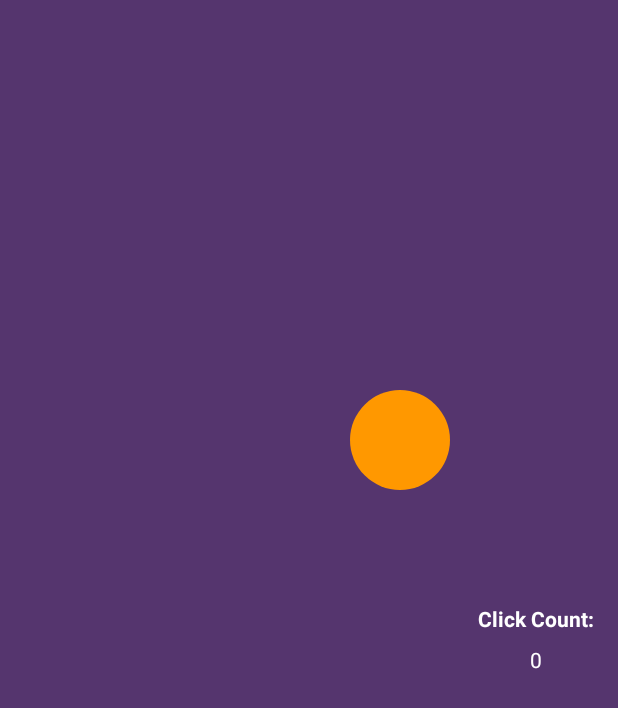
After one commit to zeynalnicat/ball_bounce_game, an Android app: the fragment TouchToBounceFragment placed in its activity, on a phone screen of 412 x 824 dp. The commit adds this screen. Shown: the top 708 px of the screen. Run offline under Robolectric (Android 15) with nearby library versions, the phone set to English and light mode, and no system bars; our stand-ins replace Dagger/Hilt's generated code; libraries missing offline, so code that uses them is left out: com.github.terrakok.cicerone; 2 statements that could not run were skipped.

Commit message:
new game mode: touch to bounce the ball

```diff
--- a/app/src/main/java/com/example/canvasexample/components/PlayLayouts.kt
+++ b/app/src/main/java/com/example/canvasexample/components/PlayLayouts.kt
@@ -79,7 +79,7 @@ class PlayLayouts(context: Context, attributeSet: AttributeSet? = null) :
 
         if (ballX +  viewModel.state.value.ballRadius + 2 * viewModel.state.value.velocityX in (startX - 40f..endX - 40f) && ballY +  viewModel.state.value.ballRadius + 2 * viewModel.state.value.velocityY <= paddleY + paddlePaint.strokeWidth - 70f) {
             viewModel.onIntent(CoreIntent.OnChangeVelocityY)
-            ballY = paddleY + paddlePaint.strokeWidth + 1
+            ballY = (paddleY + paddlePaint.strokeWidth + 1)
             viewModel.onIntent(CoreIntent.RaiseScore)
 
         }
--- /dev/null
+++ b/app/src/main/java/com/example/canvasexample/components/TouchToBounceLayout.kt
@@ -0,0 +1,84 @@
+package com.example.canvasexample.components
+
+import android.content.Context
+import android.graphics.Canvas
+import android.graphics.Paint
+import android.util.AttributeSet
+import android.view.MotionEvent
+import android.view.View
+import com.example.canvasexample.R
+import com.example.canvasexample.root.MApplication
+import com.example.canvasexample.ui.touch_ball.TouchBallIntent
+import com.example.canvasexample.ui.touch_ball.TouchBallViewModel
+import javax.inject.Inject
+
+class TouchToBounceLayout(context: Context, attributeSet: AttributeSet) :
+    View(context, attributeSet) {
+
+
+    @Inject
+    lateinit var viewModel: TouchBallViewModel
+
+
+    fun onCreate(application: MApplication) {
+        application.appComponent.inject(this)
+    }
+
+    private val mPaint = Paint().apply {
+        color = resources.getColor(R.color.stopwatch)
+        style = Paint.Style.FILL
+        isAntiAlias = true
+    }
+
+    private val ballRadius = 50f
+    private val ballX = 400f
+
+    private var fallVelocityY = 10f
+    private var clickVelocityY = 100f
+
+
+    private var viewY = 0
+
+    override fun onDraw(canvas: Canvas) {
+        super.onDraw(canvas)
+
+        viewModel.onIntent(TouchBallIntent.OnIncreaseVelocity(fallVelocityY))
+
+        if (viewModel.state.value.ballY + ballRadius >= viewY - 40f) {
+
+            viewModel.onIntent(TouchBallIntent.OnFail)
+        }
+
+        if (viewModel.state.value.ballY + ballRadius <= 0) {
+            viewModel.onIntent(TouchBallIntent.OnWin)
+        }
+
+
+        canvas.drawCircle(ballX, viewModel.state.value.ballY, ballRadius, mPaint)
+
+        postInvalidateOnAnimation()
+    }
+
+    override fun onSizeChanged(w: Int, h: Int, oldw: Int, oldh: Int) {
+        super.onSizeChanged(w, h, oldw, oldh)
+        viewY = h
+    }
+
+    override fun onTouchEvent(event: MotionEvent?): Boolean {
+        when (event?.action) {
+            MotionEvent.ACTION_UP -> {
+                if (viewModel.state.value.clickCounter % 10 == 0) {
+                    clickVelocityY + 15f
+                }
+                viewModel.onIntent(TouchBallIntent.OnDecreaseVelocity(clickVelocityY))
+                invalidate()
+            }
+
+            MotionEvent.ACTION_DOWN -> {
+                viewModel.onIntent(TouchBallIntent.OnIncreaseClickCount)
+            }
+        }
+        return true
+
+    }
+}
--- a/app/src/main/java/com/example/canvasexample/di/AppComponent.kt
+++ b/app/src/main/java/com/example/canvasexample/di/AppComponent.kt
@@ -2,9 +2,11 @@ package com.example.canvasexample.di
 
 import com.example.canvasexample.MainActivity
 import com.example.canvasexample.components.PlayLayouts
+import com.example.canvasexample.components.TouchToBounceLayout
 import com.example.canvasexample.ui.menu.MenuFragment
 import com.example.canvasexample.ui.play.PlayFragment
 import com.example.canvasexample.ui.result.ResultFragment
+import com.example.canvasexample.ui.touch_ball.TouchToBounceFragment
 import dagger.Component
 import javax.inject.Singleton
 
@@ -17,4 +19,6 @@ interface AppComponent {
     fun inject(menuFragment: MenuFragment)
     fun inject(playLayouts: PlayLayouts)
     fun inject(resultFragment: ResultFragment)
+    fun inject(touchBallFragment: TouchToBounceFragment)
+    fun inject(touchToBounceLayout: TouchToBounceLayout)
 }
--- a/app/src/main/java/com/example/canvasexample/di/ViewModelModule.kt
+++ b/app/src/main/java/com/example/canvasexample/di/ViewModelModule.kt
@@ -3,6 +3,7 @@ package com.example.canvasexample.di
 import com.example.canvasexample.ui.menu.MenuViewModel
 import com.example.canvasexample.ui.play.PlayViewModel
 import com.example.canvasexample.ui.shared.CoreViewModel
+import com.example.canvasexample.ui.touch_ball.TouchBallViewModel
 import com.github.terrakok.cicerone.Router
 import dagger.Module
 import dagger.Provides
@@ -24,4 +25,8 @@ class ViewModelModule {
     @Singleton
     @Provides
     fun provideCoreViewModel(router: Router): CoreViewModel = CoreViewModel(router)
+
+    @Singleton
+    @Provides
+    fun provideTouchBallViewModel(router: Router): TouchBallViewModel = TouchBallViewModel(router)
 }
--- a/app/src/main/java/com/example/canvasexample/navigation/Screens.kt
+++ b/app/src/main/java/com/example/canvasexample/navigation/Screens.kt
@@ -1,5 +1,6 @@
 package com.example.canvasexample.navigation
 
+import com.example.canvasexample.ui.touch_ball.TouchToBounceFragment
 import com.example.canvasexample.ui.menu.MenuFragment
 import com.example.canvasexample.ui.play.PlayFragment
 import com.example.canvasexample.ui.result.ResultFragment
@@ -10,4 +11,5 @@ object Screens {
     fun PlayScreen() = FragmentScreen { PlayFragment() }
     fun MenuScreen() = FragmentScreen { MenuFragment() }
     fun ResultScreen() = FragmentScreen { ResultFragment() }
+    fun BounceBallScreen() = FragmentScreen { TouchToBounceFragment() }
 }
--- a/app/src/main/java/com/example/canvasexample/ui/menu/MenuFragment.kt
+++ b/app/src/main/java/com/example/canvasexample/ui/menu/MenuFragment.kt
@@ -49,6 +49,10 @@ class MenuFragment : Fragment() {
             coreViewModel.onIntent(CoreIntent.OnSetDifficulty(Difficulty.HARD))
             viewModel.onIntent(MenuIntent.OnNavigateToPlay)
         }
+
+        binding.btnTouchToBall.setOnClickListener {
+            viewModel.onIntent(MenuIntent.OnNavigateToBounceBall)
+        }
         return binding.root
     }
 
--- a/app/src/main/java/com/example/canvasexample/ui/menu/MenuIntent.kt
+++ b/app/src/main/java/com/example/canvasexample/ui/menu/MenuIntent.kt
@@ -3,4 +3,5 @@ package com.example.canvasexample.ui.menu
 sealed class MenuIntent {
 
     data object OnNavigateToPlay : MenuIntent()
+    data object OnNavigateToBounceBall: MenuIntent()
 }
--- a/app/src/main/java/com/example/canvasexample/ui/menu/MenuViewModel.kt
+++ b/app/src/main/java/com/example/canvasexample/ui/menu/MenuViewModel.kt
@@ -11,6 +11,7 @@ class MenuViewModel @Inject constructor(private val router: Router) : ViewModel(
     fun onIntent(intent: MenuIntent) {
         when (intent) {
             MenuIntent.OnNavigateToPlay -> router.navigateTo(Screens.PlayScreen())
+            MenuIntent.OnNavigateToBounceBall -> router.navigateTo(Screens.BounceBallScreen())
         }
     }
 }
--- /dev/null
+++ b/app/src/main/java/com/example/canvasexample/ui/touch_ball/TouchBallIntent.kt
@@ -0,0 +1,12 @@
+package com.example.canvasexample.ui.touch_ball
+
+sealed class TouchBallIntent {
+
+    data object OnIncreaseClickCount: TouchBallIntent()
+    data object OnNavigateToHome: TouchBallIntent()
+    data object OnFail: TouchBallIntent()
+    data object OnWin: TouchBallIntent()
+    data object OnReset: TouchBallIntent()
+    data class OnIncreaseVelocity(val vel: Float): TouchBallIntent()
+    data class OnDecreaseVelocity(val vel:Float): TouchBallIntent()
+}
--- /dev/null
+++ b/app/src/main/java/com/example/canvasexample/ui/touch_ball/TouchBallState.kt
@@ -0,0 +1,8 @@
+package com.example.canvasexample.ui.touch_ball
+
+
+
+data class TouchBallState(
+    val clickCounter:Int = 0,
+    val ballY: Float = 400f
+)
--- /dev/null
+++ b/app/src/main/java/com/example/canvasexample/ui/touch_ball/TouchBallViewModel.kt
@@ -0,0 +1,38 @@
+package com.example.canvasexample.ui.touch_ball
+
+import androidx.lifecycle.ViewModel
+import androidx.lifecycle.viewModelScope
+import com.github.terrakok.cicerone.Router
+import kotlinx.coroutines.flow.MutableSharedFlow
+import kotlinx.coroutines.flow.MutableStateFlow
+import kotlinx.coroutines.flow.asSharedFlow
+import kotlinx.coroutines.flow.asStateFlow
+import kotlinx.coroutines.flow.update
+import kotlinx.coroutines.launch
+import javax.inject.Inject
+
+class TouchBallViewModel @Inject constructor(private val router: Router): ViewModel() {
+
+    private val _state = MutableStateFlow(TouchBallState())
+
+    val state = _state.asStateFlow()
+
+    private val _effect = MutableSharedFlow<TouchBallEffect>()
+
+    val effect = _effect.asSharedFlow()
+
+
+    fun onIntent(intent: TouchBallIntent){
+        when(intent){
+            TouchBallIntent.OnIncreaseClickCount -> _state.update { it.copy(clickCounter = _state.value.clickCounter+1) }
+            TouchBallIntent.OnNavigateToHome -> router.exit()
+            TouchBallIntent.OnFail -> { viewModelScope.launch { _effect.emit(TouchBallEffect.OnFail) }}
+            TouchBallIntent.OnWin -> {viewModelScope.launch { _effect.emit(TouchBallEffect.OnWin) }}
+            TouchBallIntent.OnReset -> _state.update { it.copy(clickCounter = 0, ballY = 400f) }
+            is TouchBallIntent.OnDecreaseVelocity -> _state.update { it.copy(ballY = _state.value.ballY - intent.vel) }
+            is TouchBallIntent.OnIncreaseVelocity -> _state.update { it.copy(ballY = _state.value.ballY + intent.vel) }
+        }
+    }
+
+
+}
--- /dev/null
+++ b/app/src/main/java/com/example/canvasexample/ui/touch_ball/TouchToBounceFragment.kt
@@ -0,0 +1,132 @@
+package com.example.canvasexample.ui.touch_ball
+
+import android.os.Bundle
+import android.view.LayoutInflater
+import android.view.View
+import android.view.ViewGroup
+import androidx.fragment.app.Fragment
+import androidx.lifecycle.lifecycleScope
+import com.example.canvasexample.R
+import com.example.canvasexample.databinding.FragmentTouchToBounceBinding
+import com.example.canvasexample.root.MApplication
+import kotlinx.coroutines.launch
+import javax.inject.Inject
+
+class TouchToBounceFragment : Fragment() {
+    private lateinit var binding: FragmentTouchToBounceBinding
+
+
+    @Inject
+    lateinit var viewModel: TouchBallViewModel
+
+    override fun onCreateView(
+        inflater: LayoutInflater, container: ViewGroup?,
+        savedInstanceState: Bundle?
+    ): View? {
+        binding = FragmentTouchToBounceBinding.inflate(layoutInflater)
+        val application = (requireActivity().application as MApplication)
+        application.appComponent.inject(this)
+
+        binding.layoutTouch.onCreate(application)
+
+
+        stateListener()
+        return binding.root
+    }
+
+    private fun stateListener(){
+        lifecycleScope.launch {
+            viewModel.state.collect {
+                binding.tvClickCounter.text = it.clickCounter.toString()
+            }
+        }
+
+        lifecycleScope.launch {
+            viewModel.effect.collect {
+                when(it){
+                    TouchBallEffect.OnFail -> animationOnFail()
+                    TouchBallEffect.OnWin ->animationOnWin()
+                }
+            }
+        }
+    }
+
+    private fun animationOnWin(){
+        binding.tvResult.text = "YOU WIN!"
+        binding.tvResult.setTextColor(resources.getColor(R.color.secondary))
+        setCommonAnimation()
+    }
+
+    private fun animationOnFail(){
+        binding.tvResult.text = "YOU FAIL!"
+        binding.tvResult.setTextColor(resources.getColor(R.color.red))
+        setCommonAnimation()
+    }
+
+    private fun setCommonAnimation(){
+        binding.layoutTouch.visibility = View.GONE
+        binding.tvResult.animate().apply {
+            alpha(1f)
+            scaleY(1f)
+            scaleX(1f)
+            duration = 500
+            start()
+        }
+        binding.btnHome.animate().apply {
+            alpha(1f)
+            scaleY(1f)
+            scaleX(1f)
+            duration = 500
+            start()
+        }
+
+        binding.btnTryAgain.animate().apply {
+            alpha(1f)
+            scaleY(1f)
+            scaleX(1f)
+            duration = 500
+            start()
+        }
+
+        binding.btnHome.setOnClickListener {
+            viewModel.onIntent(TouchBallIntent.OnReset)
+            viewModel.onIntent(TouchBallIntent.OnNavigateToHome)
+
+        }
+
+        binding.btnTryAgain.setOnClickListener {
+            resetAnim()
+        }
+    }
+
+    private fun resetAnim(){
+        binding.tvResult.animate().apply {
+            alpha(0f)
+            scaleY(0f)
+            scaleX(0f)
+            duration = 300
+            start()
+        }
+        binding.btnHome.animate().apply {
+            alpha(0f)
+            scaleY(0f)
+            scaleX(0f)
+            duration = 300
+            start()
+        }
+
+        binding.btnTryAgain.animate().apply {
+            alpha(0f)
+            scaleY(0f)
+            scaleX(0f)
+            duration = 300
+            start()
+        }
+        viewModel.onIntent(TouchBallIntent.OnReset)
+        binding.layoutTouch.visibility = View.VISIBLE
+
+    }
+
+
+
+    }
--- /dev/null
+++ b/app/src/main/res/layout/fragment_touch_to_bounce.xml
@@ -0,0 +1,95 @@
+<?xml version="1.0" encoding="utf-8"?>
+<androidx.constraintlayout.widget.ConstraintLayout xmlns:android="http://schemas.android.com/apk/res/android"
+    xmlns:tools="http://schemas.android.com/tools"
+    android:layout_width="match_parent"
+    xmlns:app="http://schemas.android.com/apk/res-auto"
+    android:background="@color/primary"
+    android:layout_height="match_parent"
+    tools:context=".ui.touch_ball.TouchToBounceFragment">
+
+
+    <com.example.canvasexample.components.DButton
+        android:id="@+id/btnTryAgain"
+        android:layout_width="wrap_content"
+        android:layout_height="wrap_content"
+        android:layout_marginStart="16dp"
+        android:text="Try Again"
+        android:alpha="0"
+        android:scaleY="0.5"
+        android:scaleX="0.5"
+        android:textColor="@color/white"
+        android:textStyle="bold"
+        app:backgroundDrawable="@drawable/custom_button_red"
+        app:layout_constraintEnd_toEndOf="parent"
+        app:layout_constraintHorizontal_chainStyle="packed"
+        app:layout_constraintStart_toEndOf="@+id/btnHome"
+        app:layout_constraintTop_toTopOf="@id/btnHome"
+        tools:targetApi="29" />
+
+    <com.example.canvasexample.components.DButton
+        android:id="@+id/btnHome"
+        android:layout_width="wrap_content"
+        android:layout_height="wrap_content"
+        android:layout_marginTop="16dp"
+        android:text="Home"
+        android:scaleY="0.5"
+        android:scaleX="0.5"
+        android:textStyle="bold"
+        android:alpha="0"
+        app:layout_constraintEnd_toStartOf="@+id/btnTryAgain"
+        app:layout_constraintHorizontal_chainStyle="packed"
+        app:layout_constraintStart_toStartOf="parent"
+        app:layout_constraintTop_toBottomOf="@id/tvResult"
+        tools:targetApi="29" />
+
+    <com.example.canvasexample.components.TouchToBounceLayout
+        android:id="@+id/layoutTouch"
+        android:layout_width="0dp"
+        android:layout_height="0dp"
+        app:layout_constraintBottom_toBottomOf="parent"
+        app:layout_constraintEnd_toEndOf="parent"
+        app:layout_constraintStart_toStartOf="parent"
+        app:layout_constraintTop_toTopOf="parent" />
+
+    <TextView
+        android:id="@+id/textView2"
+        android:layout_width="wrap_content"
+        android:layout_height="wrap_content"
+        android:textColor="@color/white"
+        android:text="Click Count:"
+        app:layout_constraintBottom_toBottomOf="parent"
+        app:layout_constraintEnd_toEndOf="parent"
+        android:layout_marginEnd="16dp"
+        android:textStyle="bold"
+        app:layout_constraintTop_toTopOf="parent" />
+
+    <TextView
+        android:id="@+id/tvClickCounter"
+        android:layout_width="wrap_content"
+        android:layout_height="wrap_content"
+        android:layout_marginTop="8dp"
+        android:textColor="@color/white"
+
+        app:layout_constraintEnd_toEndOf="@id/textView2"
+        app:layout_constraintStart_toStartOf="@+id/textView2"
+        app:layout_constraintTop_toBottomOf="@+id/textView2"
+        tools:text="0" />
+
+    <TextView
+        android:id="@+id/tvResult"
+        android:layout_width="wrap_content"
+        android:layout_height="wrap_content"
+        android:text="You Win!"
+        android:alpha="0"
+        android:textSize="40sp"
+        android:scaleY="0.5"
+        android:scaleX="0.5"
+        android:textColor="@color/secondary"
+        app:layout_constraintVertical_bias="0.6"
+        app:layout_constraintBottom_toBottomOf="@+id/layoutTouch"
+        app:layout_constraintEnd_toEndOf="parent"
+        app:layout_constraintStart_toStartOf="parent"
+        app:layout_constraintTop_toTopOf="parent" />
+
+
+</androidx.constraintlayout.widget.ConstraintLayout>
--- a/app/src/main/res/values/colors.xml
+++ b/app/src/main/res/values/colors.xml
@@ -6,4 +6,5 @@
     <color name="secondary">#8BC34A</color>
     <color name="red">#E91E63</color>
     <color name="stopwatch">#FF9800</color>
+    <color name="blue">#00BCD4</color>
 </resources>
```
Also changed, not shown: app/src/main/java/com/example/canvasexample/ui/touch_ball/TouchBallEffect.kt (added, +7 -0 lines), app/src/main/res/drawable/custom_button_blue.xml (added, +8 -0 lines), app/src/main/res/layout/fragment_menu.xml (+12 -0 lines).
